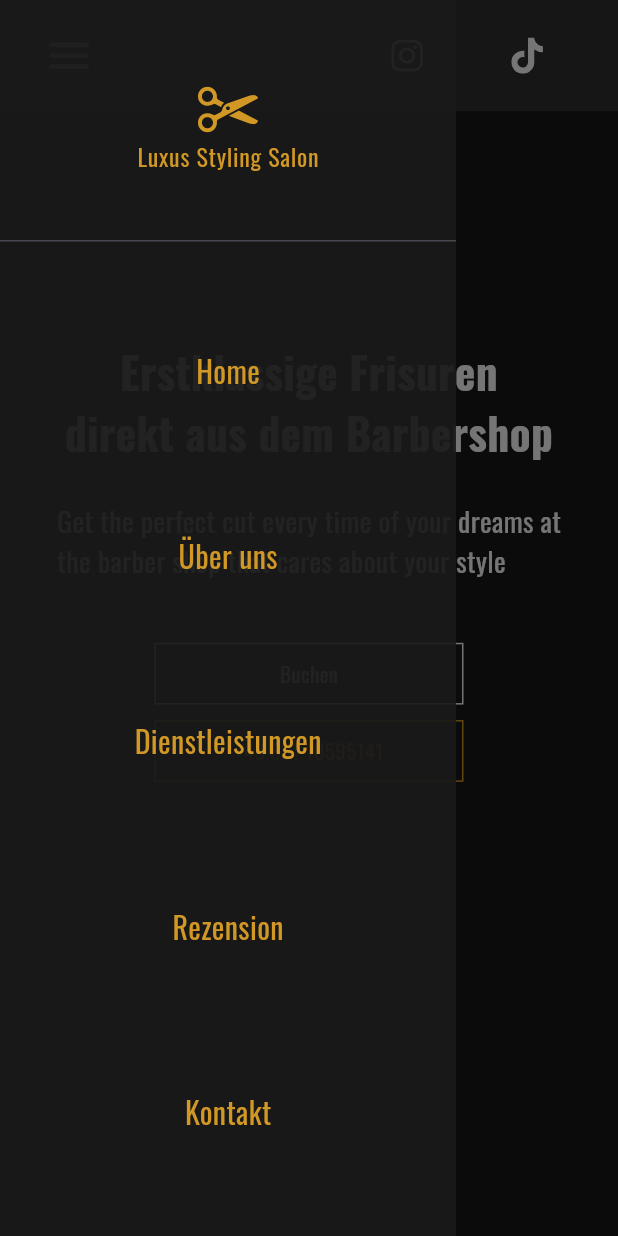
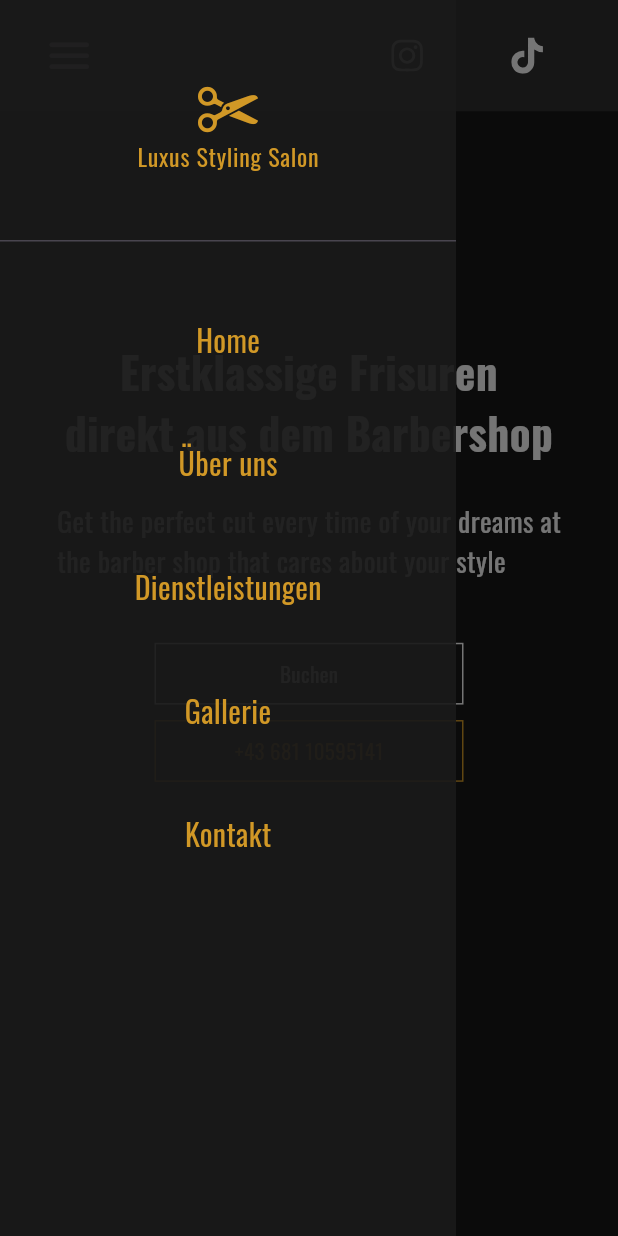
Before and after one commit to Miintaged/LuxusStylingSalon, a Flutter app: the screen it shows after launch, after a tap on the "menu" icon, on a phone screen of 412 x 824 dp. Run offline on Flutter 3.47's test engine with Material 3 defaults, Android fonts, the phone set to English and light mode, and no system bars; our stand-ins replace flutter_svg.

Commit message:
Finished the fucking website bis auf loading und favicon du bitch

```diff
--- a/lib/2_About.dart
+++ b/lib/2_About.dart
@@ -166,7 +166,10 @@ class _AboutState extends State<About> {
       )
     ];
 
-    return LayoutBuilder(
+    return Padding(
+      padding: EdgeInsets.only(top: MediaQuery.of(context).size.height * 0.09),
+      child: Center(
+        child: LayoutBuilder(
           builder: (context, constraints) => Container(
             height: main.aboutHeight(context),
             width: MediaQuery.of(context).size.width,
@@ -180,7 +183,7 @@ class _AboutState extends State<About> {
                   style: TextStyle(
                     fontWeight: FontWeight.bold,
                     fontSize: constraints.maxWidth <= 800
-                    ? MediaQuery.of(context).size.width * .06
+                        ? MediaQuery.of(context).size.width * .1
                         : MediaQuery.of(context).size.width * .04,
                     color: Colors.white,
                   ),
@@ -198,6 +201,8 @@ class _AboutState extends State<About> {
               ],
             ),
           ),
+        ),
+      ),
     );
 
   }
--- a/lib/3_Services.dart
+++ b/lib/3_Services.dart
@@ -109,7 +109,7 @@ class _ServicesState extends State<Services> {
             style: TextStyle(
               fontWeight: FontWeight.bold,
               fontSize: MediaQuery.of(context).size.width <= 800
-                  ? MediaQuery.of(context).size.width * .06
+                  ? MediaQuery.of(context).size.width * .1
                   : MediaQuery.of(context).size.width * .04,
               color: Colors.white,
             ),
@@ -165,7 +165,8 @@ class ServiceWidget extends StatelessWidget {
 
   @override
   Widget build(BuildContext context) {
-    return Container(
+    return Center(
+      child: Container(
         padding: EdgeInsets.only(
             left: MediaQuery.of(context).size.width * 0.02,
             right: MediaQuery.of(context).size.width * 0.02),
@@ -228,6 +229,7 @@ class ServiceWidget extends StatelessWidget {
             )
           ],
         ),
+      ),
     );
   }
 }
--- a/lib/4_Testimonials.dart
+++ b/lib/4_Testimonials.dart
@@ -11,7 +11,8 @@ class Testimoials extends StatefulWidget {
 class _TestimoialsState extends State<Testimoials> {
   @override
   Widget build(BuildContext context) {
-    return LayoutBuilder(
+    return Center(
+      child: LayoutBuilder(
         builder: (context, constraints) => Container(
           padding: EdgeInsets.symmetric(
             horizontal: MediaQuery.of(context).size.width * 0.045,
@@ -27,7 +28,7 @@ class _TestimoialsState extends State<Testimoials> {
                 style: TextStyle(
                   fontWeight: FontWeight.bold,
                   fontSize: MediaQuery.of(context).size.width <= 800
-                    ? MediaQuery.of(context).size.width * .06
+                      ? MediaQuery.of(context).size.width * .1
                       : MediaQuery.of(context).size.width * .04,
                   color: Colors.white,
                 ),
@@ -101,6 +102,7 @@ class _TestimoialsState extends State<Testimoials> {
             ],
           ),
         ),
+      ),
     );
   }
 }
--- a/lib/5_Gallery.dart
+++ b/lib/5_Gallery.dart
@@ -12,44 +12,12 @@ class Gallery extends StatelessWidget {
           borderRadius: BorderRadius.circular(2.5),
           child: Stack(
             children: [
-              /* Center(
-                child: ImageFiltered(
-                  imageFilter: ImageFilter.blur(
-                    sigmaX: 10,
-                    sigmaY: 10,
-                  ),
-                  child: Transform.scale(
-                    scale: 3,
-                    child: Image.asset(src),
-                  ),
-                ),
-              ), */
               Center(
                 child: Transform.scale(
                   scale: 1.3,
                   child: Image.asset(src),
                 ),
               ),
-              /* Container(
-                alignment: Alignment.bottomRight,
-                child: Container(
-                  alignment: Alignment.center,
-                  height: MediaQuery.of(context).size.width * .03,
-                  width: double.infinity,
-                  child: Stack(
-                    children: [
-                      Container(color: main.primaryColor.withOpacity(.4)),
-                      Text(
-                        title,
-                        style: TextStyle(
-                          fontWeight: FontWeight.bold,
-                          fontSize: MediaQuery.of(context).size.width * .02,
-                        ),
-                      ),
-                    ],
-                  ),
-                ),
-              ), */
             ],
           ),
         ),
@@ -57,33 +25,34 @@ class Gallery extends StatelessWidget {
 
   @override
   Widget build(BuildContext context) {
-    double height = main.galleryHeight(context);
     double width = MediaQuery.of(context).size.width;
-    return LayoutBuilder(
+    return Padding(
+      padding: EdgeInsets.only(top: MediaQuery.of(context).size.height * 0.08),
+      child: LayoutBuilder(
         builder: (context, constraints) {
-        return SizedBox(
+          return Container(
             height: main.galleryHeight(context),
             width: width,
+            alignment: Alignment.center,
             child: Container(
               padding: EdgeInsets.symmetric(
                 horizontal: width * .05,
               ),
-            color: Colors.red,
+              alignment: Alignment.center,
               child: Column(
+                mainAxisAlignment: MainAxisAlignment.center,
+                crossAxisAlignment: CrossAxisAlignment.center,
                 children: [
-                main.verticalSpacingLarge(context),
-                main.verticalSpacingLarge(context),
                   Text(
                     'GALLERIE',
                     style: TextStyle(
                       fontWeight: FontWeight.bold,
-                    fontSize:
-                        constraints.maxWidth <= 800 ? width * .06 : width * .04,
+                      fontSize: main.isMobile(context) ? width * .1 : width * .04,
                       color: Colors.white,
                     ),
                   ),
                   Transform.scale(
-                  scale: 0.95,
+                    scale: 0.9,
                     child: StaggeredGrid.count(
                       crossAxisCount: 4,
                       mainAxisSpacing: 2,
@@ -133,6 +102,7 @@ class Gallery extends StatelessWidget {
             ),
           );
         },
+      ),
     );
   }
 }
--- a/lib/6_Contact.dart
+++ b/lib/6_Contact.dart
@@ -74,7 +74,7 @@ class _ContactState extends State<Contact> {
     double width = MediaQuery.of(context).size.width;
 
     return Padding(
-      padding: EdgeInsets.only(top: MediaQuery.of(context).size.height * 0.09),
+      padding: EdgeInsets.only(top: MediaQuery.of(context).size.height * 0.04),
       child: LayoutBuilder(
         builder: (context, constraints) {
           if (constraints.maxWidth <= 800) {
@@ -225,7 +225,8 @@ class _ContactState extends State<Contact> {
               width: width,
               alignment: Alignment.center,
               child: Column(
-                mainAxisAlignment: MainAxisAlignment.start,
+                mainAxisAlignment: MainAxisAlignment.center,
+                crossAxisAlignment: CrossAxisAlignment.center,
                 children: [
                   main.isMobile(context)
                       ? SizedBox()
@@ -394,6 +395,7 @@ class _ContactState extends State<Contact> {
                       ],
                     ),
                   ),
+                  main.verticalSpacingSmall(context),
                 ],
               ),
             ),
--- a/lib/main.dart
+++ b/lib/main.dart
@@ -69,7 +69,12 @@ double galleryHeight(context) => isMobile(context)
     : MediaQuery.of(context).size.height;
 double galleryStart(context) =>
     testimonialStart(context) +
-    testimonialHeight(context);
+    testimonialHeight(context) +
+    MediaQuery.of(context).size.height * .1;
+double galleryStartMobile(context) =>
+    serviceStart(context) +
+    serviceHeight(context) +
+    MediaQuery.of(context).size.height * 1.2;
 bool inGalleryRange(context, position) =>
     position > galleryStart(context) &&
     position < galleryStart(context) + galleryHeight(context);
@@ -78,7 +83,11 @@ double contactHeight(context) => MediaQuery.of(context).size.height;
 double contactStart(context) =>
     galleryStart(context) +
     galleryHeight(context) +
-    MediaQuery.of(context).size.height * .1;
+    MediaQuery.of(context).size.height * .175;
+double contactStartMobile(context) =>
+    galleryStartMobile(context) +
+    galleryHeight(context) +
+    MediaQuery.of(context).size.height * 0.25;
 bool inContactRange(context, position) =>
     position > contactStart(context) &&
     position < contactStart(context) + contactHeight(context);
@@ -96,19 +105,19 @@ class Main extends StatelessWidget {
         'Home',
       ],
       [
-        aboutHeight(context),
+        aboutStart(context),
         'Über uns',
       ],
       [
-        serviceHeight(context),
+        serviceStart(context),
         'Dienstleistungen',
       ],
       [
-        testimonialHeight(context),
-        'Rezension',
+        galleryStartMobile(context),
+        'Gallerie',
       ],
       [
-        contactHeight(context),
+        contactStartMobile(context),
         'Kontakt',
       ],
     ];
@@ -183,22 +192,28 @@ class Main extends StatelessWidget {
                     ),
                     verticalSpacingMedium(context),
                     ...sectionNames.map(
-                      (e) => GestureDetector(
-                        onTap: () => scrollController.animateTo(
+                      (e) => Builder(builder: (context) {
+                        return GestureDetector(
+                          onTap: () {
+                            Scaffold.of(context).closeDrawer();
+                            scrollController.animateTo(
                               e[0],
                               duration: const Duration(milliseconds: 300),
                               curve: Curves.easeOut,
-                        ),
+                            );
+                          },
                           child: Container(
-                          height: MediaQuery.of(context).size.height * 0.15,
+                            height: MediaQuery.of(context).size.height * 0.1,
                             width: MediaQuery.of(context).size.width,
                             alignment: Alignment.center,
                             child: Text(
                               e[1],
-                            style: TextStyle(fontSize: 20, color: primaryColor),
+                              style:
+                                  TextStyle(fontSize: 20, color: primaryColor),
                             ),
                           ),
-                      ),
+                        );
+                      }),
                     ),
                   ],
                 ),
```
Lines whose indentation alone changed are shown as unchanged.
